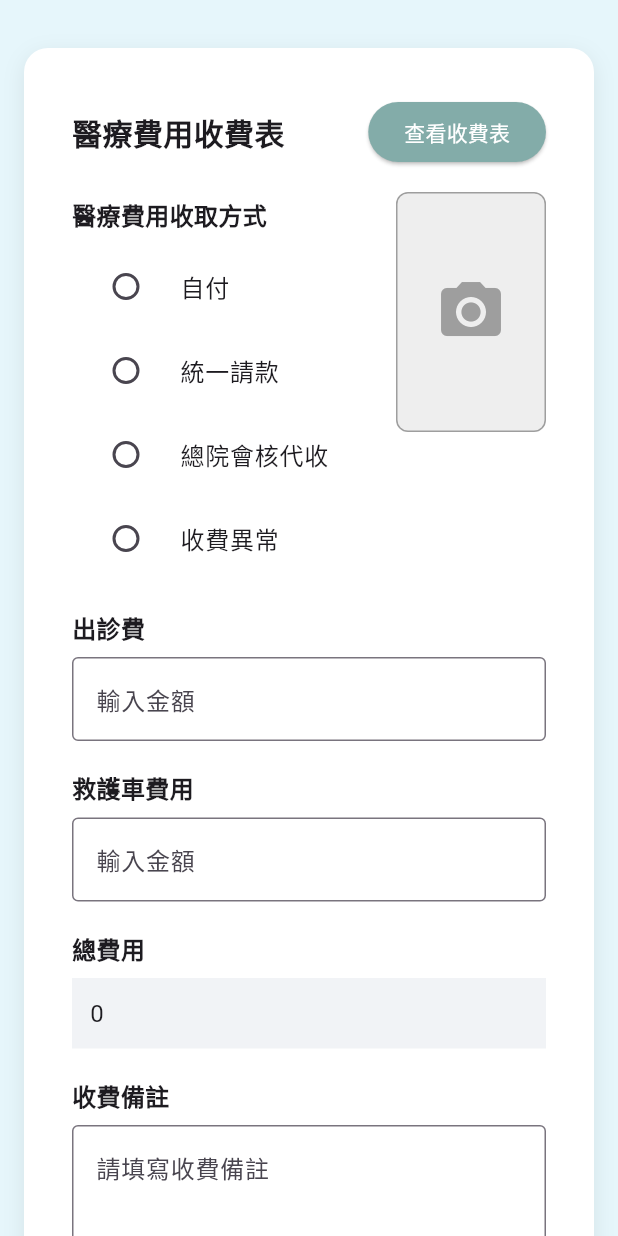
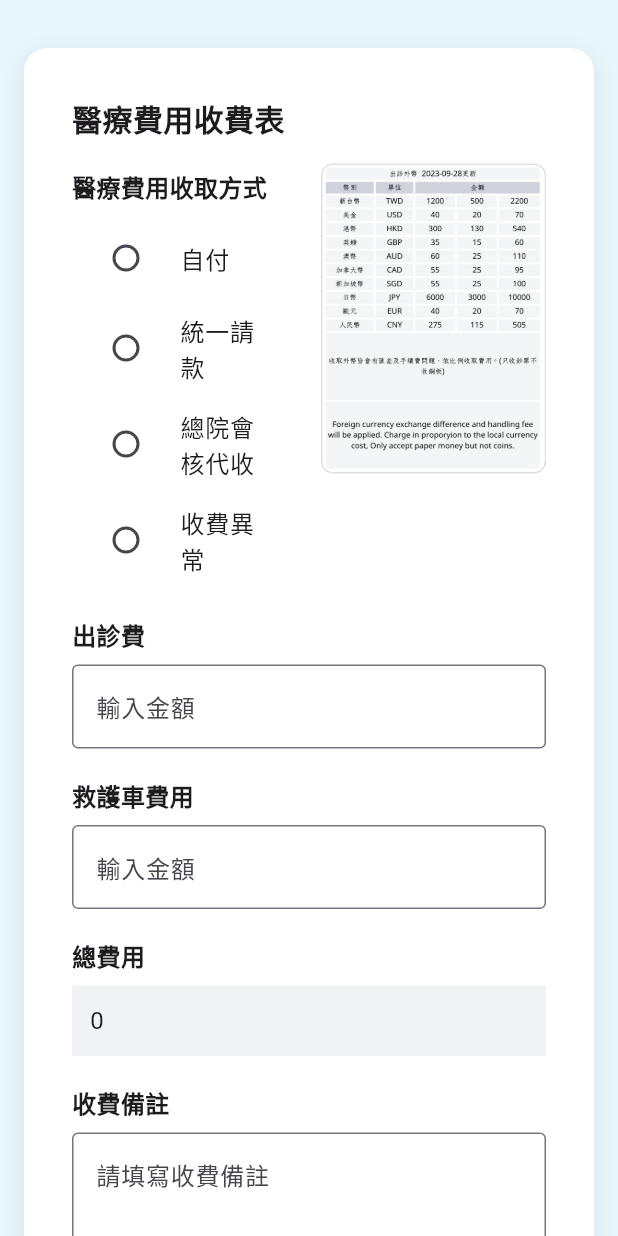
Before and after one commit to aihuaonce/chikawa_airport, a Flutter app: the MedicalExpensesPage widget shown alone on an empty page, opened directly with empty values, on a phone screen of 412 x 824 dp. Run offline on Flutter 3.47's test engine with Material 3 defaults, Android fonts, the phone set to English and light mode, and no system bars; our stand-ins replace drift, file_picker, shared_preferences, signature; missing offline and left inert: flutter_painter_v2; accounts and stored records are empty; generated files the repository leaves out were written again.

Commit message:
收費end除了排版雖然我覺得這樣可以了

```diff
--- a/lib/MedicalExpenses.dart
+++ b/lib/MedicalExpenses.dart
@@ -188,50 +188,29 @@ class _MedicalExpensesPageState extends State<MedicalExpensesPage>
                 child: Column(
                   crossAxisAlignment: CrossAxisAlignment.start,
                   children: [
-                    Row(
-                      mainAxisAlignment: MainAxisAlignment.spaceBetween,
-                      children: [
-                        Text(
-                          t.medicalFeeForm,
-                          style: const TextStyle(
-                            fontSize: 20, // Slightly larger title
-                            fontWeight: FontWeight.bold,
-                          ),
-                        ),
-                        ElevatedButton(
-                          style: ElevatedButton.styleFrom(
-                            backgroundColor: const Color(
-                              0xFF83ACA9,
-                            ), // As requested
-                            foregroundColor: Colors.white, // As requested
-                          ),
-                          onPressed: () => showDialog(
-                            context: context,
-                            builder: (ctx) => AlertDialog(
-                              title: Text(t.feeScheduleTitle),
-                              content: Text(t.feeScheduleContentPlaceholder),
-                              actions: [
-                                TextButton(
-                                  onPressed: () => Navigator.pop(ctx),
-                                  child: Text(t.close),
-                                ),
-                              ],
-                            ),
-                          ),
-                          child: Text(t.viewFeeSchedule),
-                        ),
-                      ],
+                    Text(
+                      t.medicalFeeForm,
+                      style: const TextStyle(
+                        fontSize: 20,
+                        fontWeight: FontWeight.bold,
+                      ),
                     ),
                     const SizedBox(height: 16),
                     Row(
                       crossAxisAlignment: CrossAxisAlignment.start,
                       children: [
                         Expanded(
-                          flex: 2,
+                          flex: 1,
                           child: _buildChargeMethodSelector(t, dataModel),
                         ),
                         const SizedBox(width: 16),
-                        Expanded(flex: 1, child: _buildPhotoTaker(dataModel)),
+                        Expanded(
+                          flex: 1,
+                          child: ConstrainedBox(
+                            constraints: const BoxConstraints(maxHeight: 300),
+                            child: _buildFeeScheduleImage(),
+                          ),
+                        ),
                       ],
                     ),
                     _buildConditionalFields(t, dataModel),
@@ -244,12 +223,10 @@ class _MedicalExpensesPageState extends State<MedicalExpensesPage>
                         hintText: t.enterAmountHint,
                         border: const OutlineInputBorder(),
                       ),
-                      onChanged: (_) {
+                      onChanged: (text) {
                         final dataModel = context.read<MedicalCostsData>();
-                        dataModel.visitFee = _visitFeeController.text.trim();
-                        dataModel.ambulanceFee = _ambulanceFeeController.text
-                            .trim();
-                        // ❌ 不立即 notify，改在儲存前呼叫 dataModel.update()
+                        dataModel.visitFee = text.trim();
+                        dataModel.update();
                       },
                     ),
                     const SizedBox(height: 16),
@@ -261,12 +238,10 @@ class _MedicalExpensesPageState extends State<MedicalExpensesPage>
                         hintText: t.enterAmountHint,
                         border: const OutlineInputBorder(),
                       ),
-                      onChanged: (_) {
+                      onChanged: (text) {
                         final dataModel = context.read<MedicalCostsData>();
-                        dataModel.visitFee = _visitFeeController.text.trim();
-                        dataModel.ambulanceFee = _ambulanceFeeController.text
-                            .trim();
-                        // ❌ 不立即 notify，改在儲存前呼叫 dataModel.update()
+                        dataModel.ambulanceFee = text.trim();
+                        dataModel.update();
                       },
                     ),
                     const SizedBox(height: 16),
@@ -655,20 +630,31 @@ class _MedicalExpensesPageState extends State<MedicalExpensesPage>
     );
   }
 
-  Widget _buildPhotoTaker(MedicalCostsData dataModel) {
+  Widget _buildFeeScheduleImage() {
     return GestureDetector(
       onTap: () {
-        // TODO: Implement image picking
+        showDialog(
+          context: context,
+          builder: (context) => Dialog(
+            insetPadding: const EdgeInsets.all(16.0),
+            child: InteractiveViewer(
+              child: Image.asset('assets/images/fee_schedule.png'),
+            ),
+          ),
+        );
       },
       child: Container(
-        height: 160,
         decoration: BoxDecoration(
-          color: Colors.grey[200],
+          color: Colors.white,
           borderRadius: BorderRadius.circular(8),
-          border: Border.all(color: Colors.grey),
+          border: Border.all(color: Colors.grey.shade300),
         ),
-        child: const Center(
-          child: Icon(Icons.camera_alt, size: 48, color: Colors.grey),
+        child: ClipRRect(
+          borderRadius: BorderRadius.circular(8),
+          child: Image.asset(
+            'assets/images/fee_schedule.png',
+            fit: BoxFit.contain,
+          ),
         ),
       ),
     );
```
Also changed, not shown: assets/images/fee_schedule.png (added).
